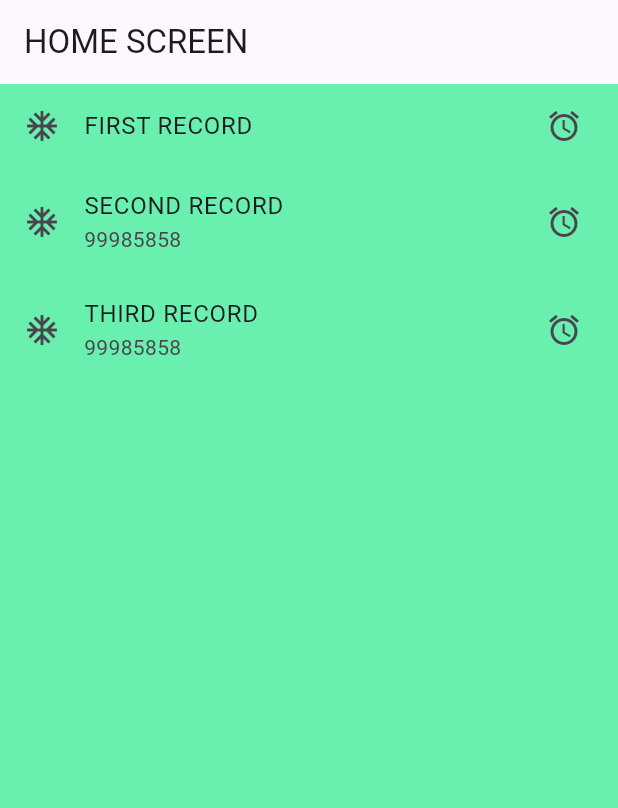
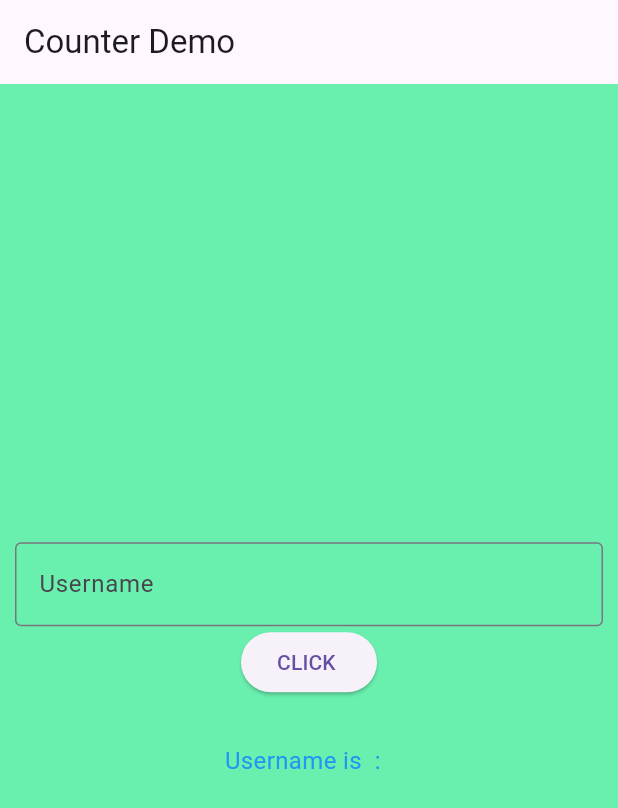
Before and after one commit to makansari7878/flutter_abhi, a Flutter app: the screen it shows after launch, on a phone screen of 412 x 824 dp. Shown: the top 808 px of the screen. Run offline on Flutter 3.47's test engine with Material 3 defaults, Android fonts, the phone set to English and light mode, and no system bars.

Commit message:
alert, list, button

```diff
--- /dev/null
+++ b/lib/counter_screen.dart
@@ -0,0 +1,84 @@
+import 'package:flutter/material.dart';
+
+
+class CounterScreen extends StatefulWidget{
+  @override
+  State<StatefulWidget> createState() {
+    return CounterScreenState();
+  }
+}
+
+class CounterScreenState extends State<CounterScreen>{
+
+var username = "";
+var password = "";
+TextEditingController usernameController = TextEditingController();
+TextEditingController passwordController = TextEditingController();
+
+void processText(){
+  setState(() {
+    username = usernameController.text;
+    password = passwordController.text;
+  });
+}
+  //
+  var counter = 0;
+  incrementCounter(){
+    setState(() {
+      counter++;
+    });
+  }
+
+  @override
+  Widget build(BuildContext context) {
+    return Scaffold(
+      appBar: AppBar(title: Text("Counter Demo"),),
+      body: Container(
+        width: MediaQuery.of(context).size.width,
+        height: MediaQuery.of(context).size.height,
+        color: Colors.greenAccent,
+        padding: EdgeInsets.all(10),
+        child: Column(
+          mainAxisAlignment: MainAxisAlignment.center,
+
+          children: [
+            Row(
+              children: [
+                SizedBox(height: 50,),
+                Expanded(child: TextField(
+                  controller: usernameController,
+                  decoration: InputDecoration(
+                    hintText: "Enter user name",
+                    label: Text("Username"),
+                    border: OutlineInputBorder(),
+                  ),
+                )),
+
+              ],
+            ),
+
+            Row(
+              mainAxisAlignment: MainAxisAlignment.center,
+              children: [
+                ElevatedButton(onPressed: (){
+                  processText();
+                },
+                    child: Text("CLICK ")),
+
+              ],
+            ),
+            SizedBox(height: 30,),
+            Row(
+              mainAxisAlignment: MainAxisAlignment.center,
+                  children: [
+                    Text("Username is  :  ${username}")
+                  ],
+            ),
+          ],
+        ),
+
+      ),
+    );
+  }
+
+}
--- a/lib/main.dart
+++ b/lib/main.dart
@@ -1,3 +1,5 @@
+import 'package:flut_abhi/alignment_screen.dart';
+import 'package:flut_abhi/counter_screen.dart';
 import 'package:flut_abhi/home_screen.dart';
 import 'package:flut_abhi/login_screen.dart';
 import 'package:flutter/material.dart';
@@ -9,7 +11,13 @@ class MyApp extends StatelessWidget{
   Widget build(BuildContext context) {
     return MaterialApp(
         title: "Abhi app",
-        home: HomeScreen()
+        theme: ThemeData(
+          textTheme: TextTheme(
+            headlineLarge: TextStyle(fontSize: 25, color: Colors.red),
+            bodyMedium: TextStyle(fontSize: 16, color: Colors.blue)
+          )
+        ),
+        home: CounterScreen()
     );
   }
 
```
Also changed, not shown: lib/alignment_screen.dart (added, +44 -0 lines), lib/home_screen.dart (+24 -2 lines).
